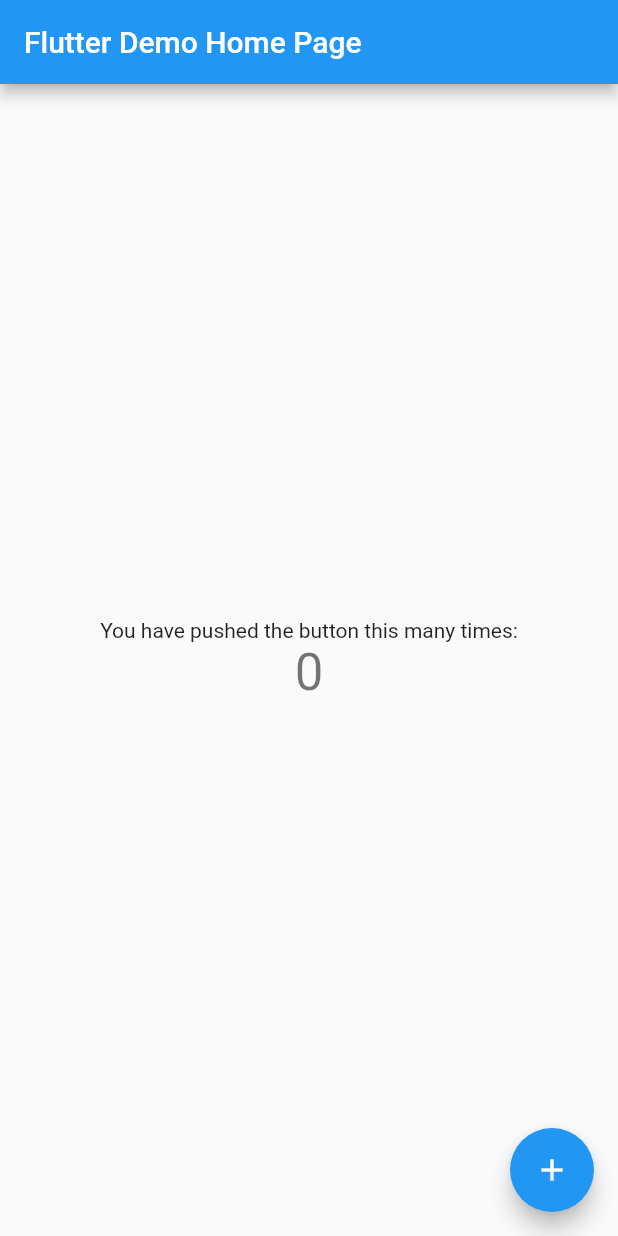
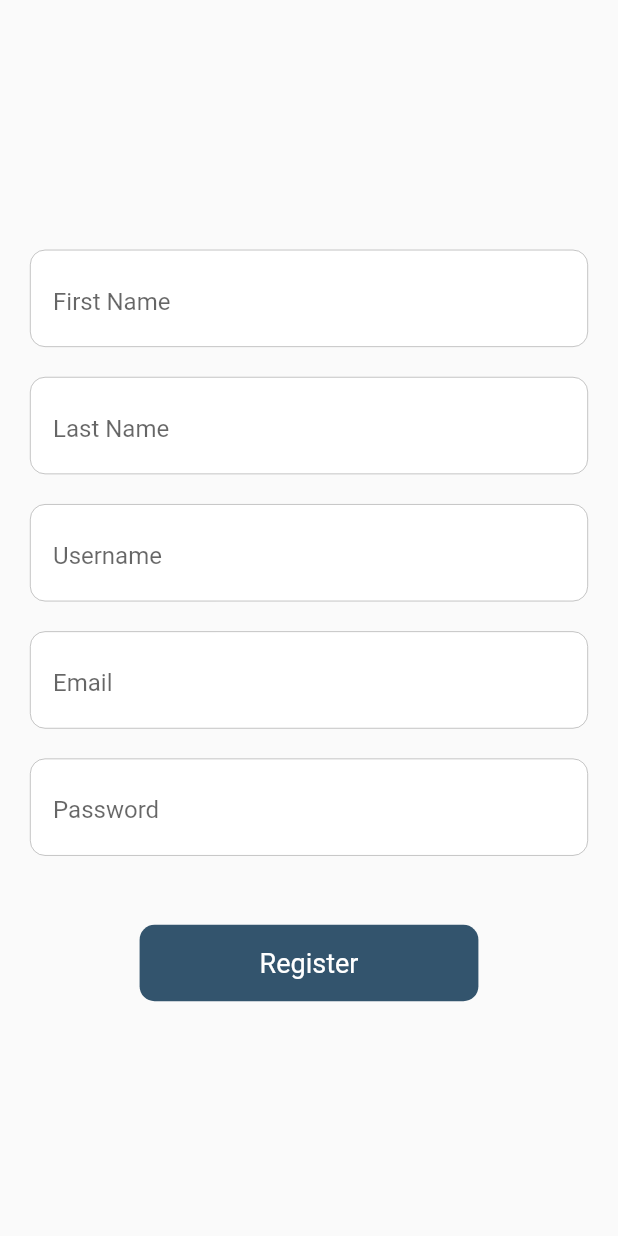
Before and after one commit to freddysundowner/notifications, a Flutter app: the screen it shows after launch, on a phone screen of 412 x 824 dp. Run offline on Flutter 3.47's test engine with Material 2 defaults, Android fonts, the phone set to English and light mode, and no system bars; our stand-ins replace get.

Commit message:
base of the app

```diff
--- /dev/null
+++ b/lib/controllers/auth_controller.dart
@@ -0,0 +1,5 @@
+import 'package:get/state_manager.dart';
+
+class AuthController extends GetxController {
+  var error = "".obs;
+}
--- a/lib/main.dart
+++ b/lib/main.dart
@@ -1,4 +1,8 @@
 import 'package:flutter/material.dart';
+import 'package:fluttergistshop/screens/auth/login.dart';
+import 'package:fluttergistshop/screens/auth/register.dart';
+import 'package:fluttergistshop/utils/utils.dart';
+import 'package:get/get.dart';
 
 void main() {
   runApp(const MyApp());
@@ -10,36 +14,19 @@ class MyApp extends StatelessWidget {
   // This widget is the root of your application.
   @override
   Widget build(BuildContext context) {
-    return MaterialApp(
-      title: 'Flutter Demo',
+    return GetMaterialApp(
+      title: 'GistShop',
+      debugShowCheckedModeBanner: false,
       theme: ThemeData(
-        // This is the theme of your application.
-        //
-        // Try running your application with "flutter run". You'll see the
-        // application has a blue toolbar. Then, without quitting the app, try
-        // changing the primarySwatch below to Colors.green and then invoke
-        // "hot reload" (press "r" in the console where you ran "flutter run",
-        // or simply save your changes to "hot reload" in a Flutter IDE).
-        // Notice that the counter didn't reset back to zero; the application
-        // is not restarted.
-        primarySwatch: Colors.blue,
+        primarySwatch: primarycolor,
       ),
-      home: const MyHomePage(title: 'Flutter Demo Home Page'),
+      home: Register(),
     );
   }
 }
 
 class MyHomePage extends StatefulWidget {
   const MyHomePage({Key? key, required this.title}) : super(key: key);
-
-  // This widget is the home page of your application. It is stateful, meaning
-  // that it has a State object (defined below) that contains fields that affect
-  // how it looks.
-
-  // This class is the configuration for the state. It holds the values (in this
-  // case the title) provided by the parent (in this case the App widget) and
-  // used by the build method of the State. Fields in a Widget subclass are
-  // always marked "final".
 
   final String title;
 
@@ -52,47 +39,18 @@ class _MyHomePageState extends State<MyHomePage> {
 
   void _incrementCounter() {
     setState(() {
-      // This call to setState tells the Flutter framework that something has
-      // changed in this State, which causes it to rerun the build method below
-      // so that the display can reflect the updated values. If we changed
-      // _counter without calling setState(), then the build method would not be
-      // called again, and so nothing would appear to happen.
       _counter++;
     });
   }
 
   @override
   Widget build(BuildContext context) {
-    // This method is rerun every time setState is called, for instance as done
-    // by the _incrementCounter method above.
-    //
-    // The Flutter framework has been optimized to make rerunning build methods
-    // fast, so that you can just rebuild anything that needs updating rather
-    // than having to individually change instances of widgets.
     return Scaffold(
       appBar: AppBar(
-        // Here we take the value from the MyHomePage object that was created by
-        // the App.build method, and use it to set our appbar title.
         title: Text(widget.title),
       ),
       body: Center(
-        // Center is a layout widget. It takes a single child and positions it
-        // in the middle of the parent.
         child: Column(
-          // Column is also a layout widget. It takes a list of children and
-          // arranges them vertically. By default, it sizes itself to fit its
-          // children horizontally, and tries to be as tall as its parent.
-          //
-          // Invoke "debug painting" (press "p" in the console, choose the
-          // "Toggle Debug Paint" action from the Flutter Inspector in Android
-          // Studio, or the "Toggle Debug Paint" command in Visual Studio Code)
-          // to see the wireframe for each widget.
-          //
-          // Column has various properties to control how it sizes itself and
-          // how it positions its children. Here we use mainAxisAlignment to
-          // center the children vertically; the main axis here is the vertical
-          // axis because Columns are vertical (the cross axis would be
-          // horizontal).
           mainAxisAlignment: MainAxisAlignment.center,
           children: <Widget>[
             const Text(
@@ -109,7 +67,7 @@ class _MyHomePageState extends State<MyHomePage> {
         onPressed: _incrementCounter,
         tooltip: 'Increment',
         child: const Icon(Icons.add),
-      ), // This trailing comma makes auto-formatting nicer for build methods.
+      ),
     );
   }
 }
--- /dev/null
+++ b/lib/screens/auth/register.dart
@@ -0,0 +1,152 @@
+import 'package:flutter/material.dart';
+import 'package:fluttergistshop/controllers/auth_controller.dart';
+import 'package:fluttergistshop/utils/utils.dart';
+import 'package:get/get.dart';
+
+class Register extends StatelessWidget {
+  final TextEditingController email = TextEditingController();
+  final TextEditingController firstname = TextEditingController();
+  final TextEditingController lastname = TextEditingController();
+  final TextEditingController username = TextEditingController();
+  final TextEditingController password = TextEditingController();
+  final AuthController authController = Get.put(AuthController());
+
+  Register({Key? key}) : super(key: key);
+  final _formKey = GlobalKey<FormState>();
+
+  @override
+  Widget build(BuildContext context) {
+    return Scaffold(
+      body: Container(
+        padding: EdgeInsets.symmetric(horizontal: 10),
+        child: Form(
+          key: _formKey,
+          child: Column(
+            crossAxisAlignment: CrossAxisAlignment.center,
+            mainAxisAlignment: MainAxisAlignment.center,
+            children: [
+              Spacer(),
+              Padding(
+                  padding: EdgeInsets.all(10),
+                  child: Container(
+                      decoration: BoxDecoration(
+                          color: Colors.white,
+                          borderRadius: new BorderRadius.circular(10.0),
+                          border: Border.all(color: Colors.grey, width: 0.4)),
+                      child: Padding(
+                          padding: EdgeInsets.only(left: 15, right: 15, top: 5),
+                          child: TextFormField(
+                              validator: (value) {
+                                if (value == null || value.isEmpty) {
+                                  return 'Please enter some text';
+                                }
+                                return null;
+                              },
+                              controller: firstname,
+                              keyboardType: TextInputType.emailAddress,
+                              decoration: InputDecoration(
+                                border: InputBorder.none,
+                                labelText: 'First Name',
+                              ))))),
+              Padding(
+                  padding: EdgeInsets.all(10),
+                  child: Container(
+                      decoration: BoxDecoration(
+                          color: Colors.white,
+                          borderRadius: new BorderRadius.circular(10.0),
+                          border: Border.all(color: Colors.grey, width: 0.4)),
+                      child: Padding(
+                          padding: EdgeInsets.only(left: 15, right: 15, top: 5),
+                          child: TextFormField(
+                              controller: lastname,
+                              keyboardType: TextInputType.emailAddress,
+                              decoration: InputDecoration(
+                                border: InputBorder.none,
+                                labelText: 'Last Name',
+                              ))))),
+              Padding(
+                  padding: EdgeInsets.all(10),
+                  child: Container(
+                      decoration: BoxDecoration(
+                          color: Colors.white,
+                          borderRadius: new BorderRadius.circular(10.0),
+                          border: Border.all(color: Colors.grey, width: 0.4)),
+                      child: Padding(
+                          padding: EdgeInsets.only(left: 15, right: 15, top: 5),
+                          child: TextFormField(
+                              controller: username,
+                              keyboardType: TextInputType.emailAddress,
+                              decoration: InputDecoration(
+                                border: InputBorder.none,
+                                labelText: 'Username',
+                              ))))),
+              Padding(
+                  padding: EdgeInsets.all(10),
+                  child: Container(
+                      decoration: BoxDecoration(
+                          color: Colors.white,
+                          borderRadius: new BorderRadius.circular(10.0),
+                          border: Border.all(color: Colors.grey, width: 0.4)),
+                      child: Padding(
+                          padding: EdgeInsets.only(left: 15, right: 15, top: 5),
+                          child: TextFormField(
+                              controller: email,
+                              keyboardType: TextInputType.emailAddress,
+                              decoration: InputDecoration(
+                                border: InputBorder.none,
+                                labelText: 'Email',
+                              ))))),
+              Padding(
+                  padding: EdgeInsets.all(10),
+                  child: Container(
+                      decoration: BoxDecoration(
+                          color: Colors.white,
+                          borderRadius: new BorderRadius.circular(10.0),
+                          border: Border.all(color: Colors.grey, width: 0.4)),
+                      child: Padding(
+                          padding: EdgeInsets.only(left: 15, right: 15, top: 5),
+                          child: TextFormField(
+                            controller: password,
+                            keyboardType: TextInputType.visiblePassword,
+                            obscureText: true,
+                            decoration: InputDecoration(
+                              border: InputBorder.none,
+                              labelText: 'Password',
+                            ),
+                          )))),
+              Obx(() => Text(
+                    authController.error.value,
+                    style: TextStyle(color: Colors.red),
+                  )),
+              SizedBox(
+                height: 20,
+              ),
+              InkWell(
+                  onTap: () {
+                    if (_formKey.currentState!.validate()) {
+                      // If the form is valid, display a snackbar. In the real world,
+                      // you'd often call a server or save the information in a database.
+                      ScaffoldMessenger.of(context).showSnackBar(
+                        const SnackBar(content: Text('Processing Data')),
+                      );
+                    }
+
+                    // authController.error.value = "";
+                    // if (firstname.text.isEmpty ||
+                    //     lastname.text.isEmpty ||
+                    //     username.text.isEmpty ||
+                    //     email.text.isEmpty ||
+                    //     password.text.isEmpty) {
+                    //   authController.error.value = "All fields are required";
+                    //   return;
+                    // }
+                  },
+                  child: Button(text: "Register")),
+              Spacer(),
+            ],
+          ),
+        ),
+      ),
+    );
+  }
+}
--- /dev/null
+++ b/lib/utils/button.dart
@@ -0,0 +1,20 @@
+import 'package:flutter/material.dart';
+import 'package:fluttergistshop/utils/styles.dart';
+
+class Button extends StatelessWidget {
+  final String text;
+  Button({Key? key, required this.text}) : super(key: key);
+
+  @override
+  Widget build(BuildContext context) {
+    return Container(
+      decoration: BoxDecoration(
+          borderRadius: BorderRadius.circular(10), color: primarycolor),
+      padding: EdgeInsets.symmetric(vertical: 15, horizontal: 80),
+      child: Text(
+        text,
+        style: TextStyle(fontSize: 18, color: Colors.white),
+      ),
+    );
+  }
+}
--- /dev/null
+++ b/lib/utils/styles.dart
@@ -0,0 +1,17 @@
+import 'package:flutter/material.dart';
+
+const MaterialColor primarycolor = const MaterialColor(
+  0Xff33546D,
+  const <int, Color>{
+    50: const Color(0Xff33546D),
+    100: const Color(0Xff33546D),
+    200: const Color(0Xff33546D),
+    300: const Color(0Xff33546D),
+    400: const Color(0Xff33546D),
+    500: const Color(0Xff33546D),
+    600: const Color(0Xff33546D),
+    700: const Color(0Xff33546D),
+    800: const Color(0Xff33546D),
+    900: const Color(0Xff33546D),
+  },
+);
--- /dev/null
+++ b/lib/utils/utils.dart
@@ -0,0 +1,2 @@
+export 'styles.dart';
+export 'button.dart';
```
Also changed, not shown: lib/screens/auth/login.dart (added, +86 -0 lines), pubspec.yaml (+6 -70 lines), pubspec.lock, 1 other file.
